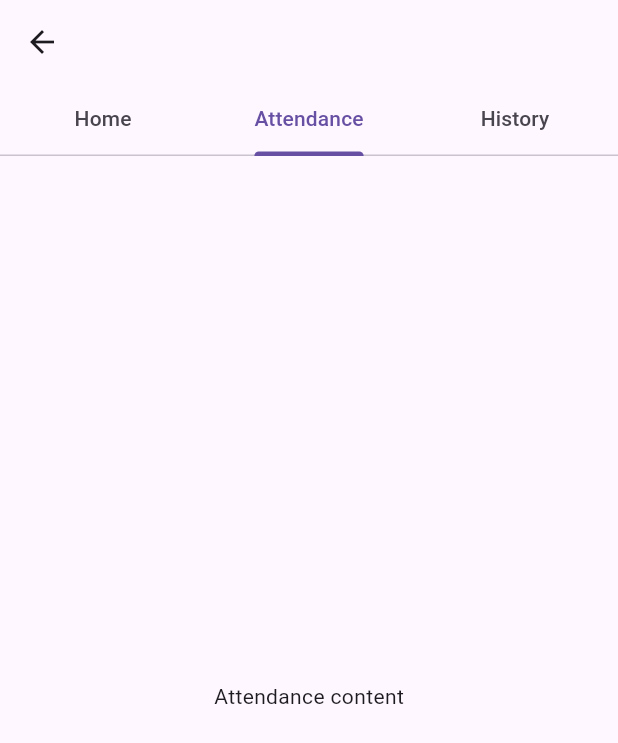
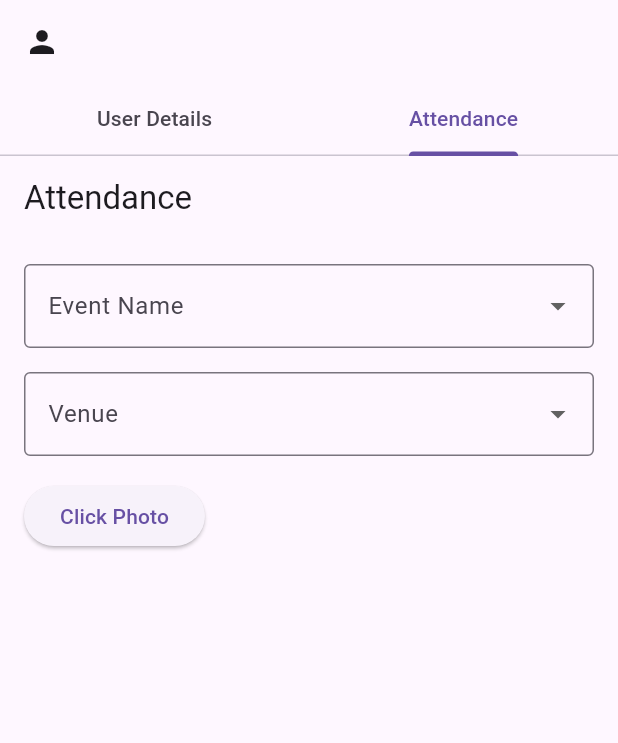
Before and after one commit to VeerNagda/StudentTrackerUI, a Flutter app: the HomePage screen opened directly, tab 2 chosen, on a phone screen of 412 x 824 dp. Shown: the top 743 px of the screen. Run offline on Flutter 3.47's test engine with Material 3 defaults, Android fonts, the phone set to English and light mode, and no system bars; our stand-ins replace camera, flutter_map, geolocator, google_places_flutter, latlong2; missing offline and left inert: flutter_map_cancellable_tile_provider, flutter_map_location_marker.

```diff
--- /dev/null
+++ b/lib/AttendancePage.dart
@@ -0,0 +1,86 @@
+import 'package:camera/camera.dart';
+import 'package:flutter/material.dart';
+
+import 'CameraPage.dart';
+
+class AttendancePage extends StatefulWidget {
+  final List<CameraDescription> cameras;
+
+  const AttendancePage({Key? key, required this.cameras}) : super(key: key);
+
+  @override
+  _AttendancePageState createState() => _AttendancePageState();
+}
+
+class _AttendancePageState extends State<AttendancePage> {
+  String? selectedEvent;
+  String? selectedVenue;
+
+  List<String> availableEvents = ['Event 1', 'Event 2', 'Event 3'];
+  List<String> availableVenues = ['Venue A', 'Venue B', 'Venue C'];
+
+  @override
+  Widget build(BuildContext context) {
+    return Scaffold(
+      appBar: AppBar(
+        automaticallyImplyLeading: false,
+        title: Text('Attendance'),
+      ),
+      body: Padding(
+        padding: const EdgeInsets.all(16.0),
+        child: Column(
+          crossAxisAlignment: CrossAxisAlignment.start,
+          children: [
+            _buildDropdown('Event Name', availableEvents, selectedEvent, (String? value) {
+              setState(() {
+                selectedEvent = value;
+              });
+            }),
+            const SizedBox(height: 16),
+            _buildDropdown('Venue', availableVenues, selectedVenue, (String? value) {
+              setState(() {
+                selectedVenue = value;
+              });
+            }),
+            const SizedBox(height: 16),
+            _buildClickPhotoButton(context),
+          ],
+        ),
+      ),
+    );
+  }
+
+  Widget _buildDropdown(String label, List<String> items, String? selectedValue, void Function(String?) onChanged) {
+    return DropdownButtonFormField<String>(
+      decoration: InputDecoration(
+        labelText: label,
+        border: OutlineInputBorder(),
+      ),
+      value: selectedValue,
+      items: items.map((item) => DropdownMenuItem<String>(value: item, child: Text(item))).toList(),
+      onChanged: onChanged,
+    );
+  }
+
+  Widget _buildClickPhotoButton(BuildContext context) {
+    return ElevatedButton(
+      onPressed: () {
+        Navigator.push(
+          context,
+          MaterialPageRoute(builder: (context) => CameraPage(camera: widget.cameras.first)),
+        );
+      },
+      child: const Text('Click Photo'),
+    );
+  }
+}
+
+void main() async {
+  WidgetsFlutterBinding.ensureInitialized();
+  final cameras = await availableCameras();
+  runApp(
+    MaterialApp(
+      home: AttendancePage(cameras: cameras),
+    ),
+  );
+}
--- a/lib/EventsPage.dart
+++ b/lib/EventsPage.dart
@@ -3,7 +3,7 @@ import 'event.dart';
 import 'event_form.dart';
 
 class EventsPage extends StatefulWidget {
-  const EventsPage({Key? key}) : super(key: key);
+  const EventsPage({super.key});
 
   @override
   _EventsPageState createState() => _EventsPageState();
@@ -23,7 +23,7 @@ class _EventsPageState extends State<EventsPage> {
       body: Padding(
         padding: const EdgeInsets.all(8.0),
         child: events.isEmpty
-            ? Center(
+            ? const Center(
           child: Text(
             'No events yet. '
                 'Tap the + button to add an event.',
@@ -80,7 +80,7 @@ class _EventsPageState extends State<EventsPage> {
       MaterialPageRoute(builder: (context) => const EventForm()),
     );
 
-    if (result != null && result.event != null) {
+    if (result.event != null) {
       setState(() {
         events.add(result.event!);
       });
@@ -95,7 +95,7 @@ class _EventsPageState extends State<EventsPage> {
       ),
     );
 
-    if (result != null && result.event != null) {
+    if (result.event != null) {
       setState(() {
         events.remove(event);
         events.add(result.event!);
--- a/lib/HomePage.dart
+++ b/lib/HomePage.dart
@@ -1,12 +1,18 @@
 import 'package:flutter/material.dart';
+import 'AttendancePage.dart';
 
 void main() {
-  runApp(const HomePage(sapId: '',));
+  runApp(
+    MaterialApp(
+      home: HomePage(sapId: ''),
+    ),
+  );
 }
+
 class HomePage extends StatelessWidget {
   final String sapId;
 
-  const HomePage({super.key, required this.sapId});
+  HomePage({Key? key, required this.sapId}) : super(key: key);
 
   @override
   Widget build(BuildContext context) {
@@ -14,24 +20,89 @@ class HomePage extends StatelessWidget {
       length: 3,
       child: Scaffold(
         appBar: AppBar(
+          leading: IconButton(
+            icon: const Icon(Icons.person),
+            onPressed: () {},
+          ),
           bottom: const TabBar(
             tabs: [
-              Tab(text: 'Home'),
+              Tab(text: 'User Details'),
               Tab(text: 'Attendance'),
-              Tab(text: 'History'),
             ],
           ),
-          //have taken the sap id from the login page
           title: Text(sapId),
         ),
-        body: const TabBarView(
+        body: TabBarView(
           children: [
-            Center(child: Text('Home content')),
-            Center(child: Text('Attendance content')),
-            Center(child: Text('History content')),
+            UserDetails(
+              //have put random value for now
+              sapId: '12345678910',
+              firstName: 'Parinaz',
+              lastName: 'Bharucha',
+              className: 'BSC IT',
+              rollNumber: 'A000',
+            ),
+            AttendancePage(cameras: [],),
           ],
         ),
       ),
     );
   }
+
+  Widget UserDetails({
+    required String sapId,
+    required String firstName,
+    required String lastName,
+    required String className,
+    required String rollNumber,
+  }) {
+    return Scaffold(
+      appBar: AppBar(
+        //this will by default remove the arrow we get
+        automaticallyImplyLeading: false,
+        title: Text('User Details'),
+      ),
+      body: Padding(
+        padding: const EdgeInsets.all(16.0),
+        child: Column(
+          crossAxisAlignment: CrossAxisAlignment.start,
+          children: [
+            _buildDetail('SAP ID', sapId),
+            _buildDetail('First Name', firstName),
+            _buildDetail('Last Name', lastName),
+            _buildDetail('Class', className),
+            _buildDetail('Roll Number', rollNumber),
+          ],
+        ),
+      ),
+    );
+  }
+
+  Widget _buildDetail(String label, String value) {
+    return Padding(
+      padding: const EdgeInsets.only(bottom: 8.0),
+      child: Row(
+        crossAxisAlignment: CrossAxisAlignment.start,
+        children: [
+          Text(
+            '$label:',
+            style: TextStyle(
+              fontWeight: FontWeight.bold,
+              fontSize: 16,
+            ),
+          ),
+          SizedBox(width: 8),
+          Expanded(
+            child: Text(
+              //have put placeholder for now.
+              value.isNotEmpty ? value : 'Placeholder',
+              style: TextStyle(
+                fontSize: 16,
+              ),
+            ),
+          ),
+        ],
+      ),
+    );
+  }
 }
--- a/lib/map.dart
+++ b/lib/map.dart
@@ -52,7 +52,7 @@ class _MapScreenState extends State<MapScreen> {
       home: Scaffold(
         body: FlutterMap(
           options: MapOptions(
-            center: LatLng(19.107579, 72.837509),
+            center: const LatLng(19.107579, 72.837509),
             zoom: 17,
             onLongPress: (position, latLong) {
               _markers.add(Marker(
```
Also changed, not shown: lib/CameraPage.dart (added, +65 -0 lines), lib/event_form.dart (+9 -12 lines).
